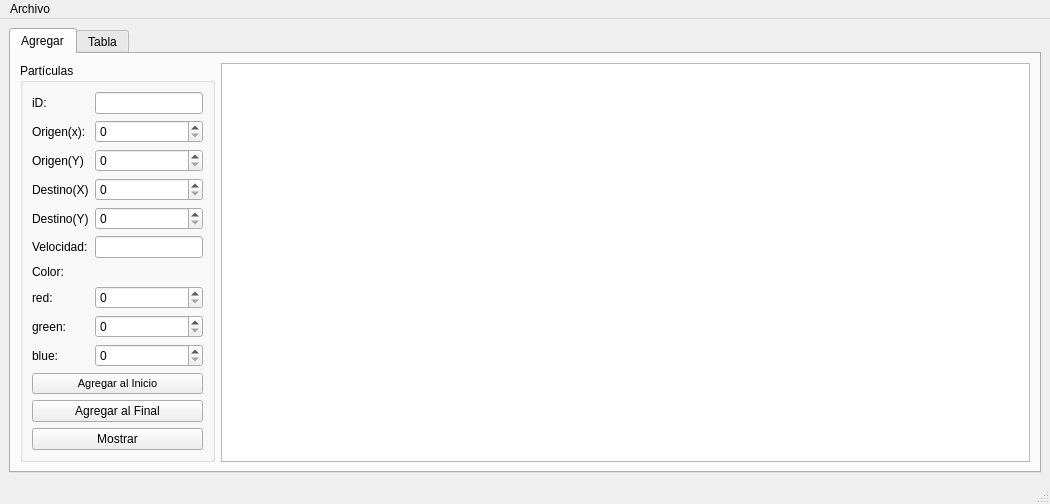
This is mainwindow.ui in jesusEsSalas/PySide2_particulas as Qt 5 draws it before an edit. The edited form follows.
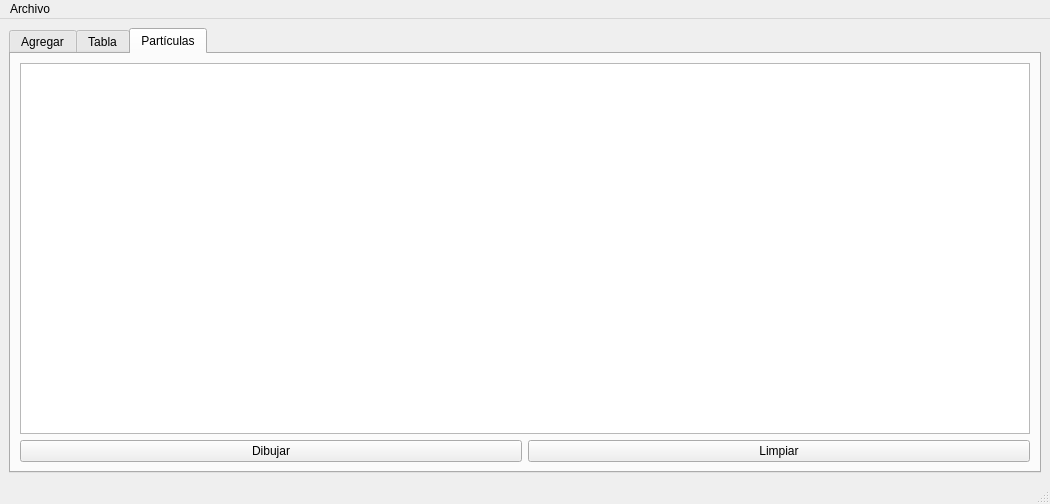
This is the edited form. The open tabs and pages were chosen to show the change.

The edit to the form file:
```diff
--- a/mainwindow.ui
+++ b/mainwindow.ui
@@ -230,6 +230,30 @@
         </item>
        </layout>
       </widget>
+      <widget class="QWidget" name="tab_particulas">
+       <attribute name="title">
+        <string>Partículas</string>
+       </attribute>
+       <layout class="QGridLayout" name="gridLayout_4">
+        <item row="0" column="0" colspan="2">
+         <widget class="QGraphicsView" name="graphicsView"/>
+        </item>
+        <item row="1" column="0">
+         <widget class="QPushButton" name="pushButton_Dibujar">
+          <property name="text">
+           <string>Dibujar</string>
+          </property>
+         </widget>
+        </item>
+        <item row="1" column="1">
+         <widget class="QPushButton" name="pushButton_Limpiar">
+          <property name="text">
+           <string>Limpiar</string>
+          </property>
+         </widget>
+        </item>
+       </layout>
+      </widget>
      </widget>
     </item>
    </layout>
```
